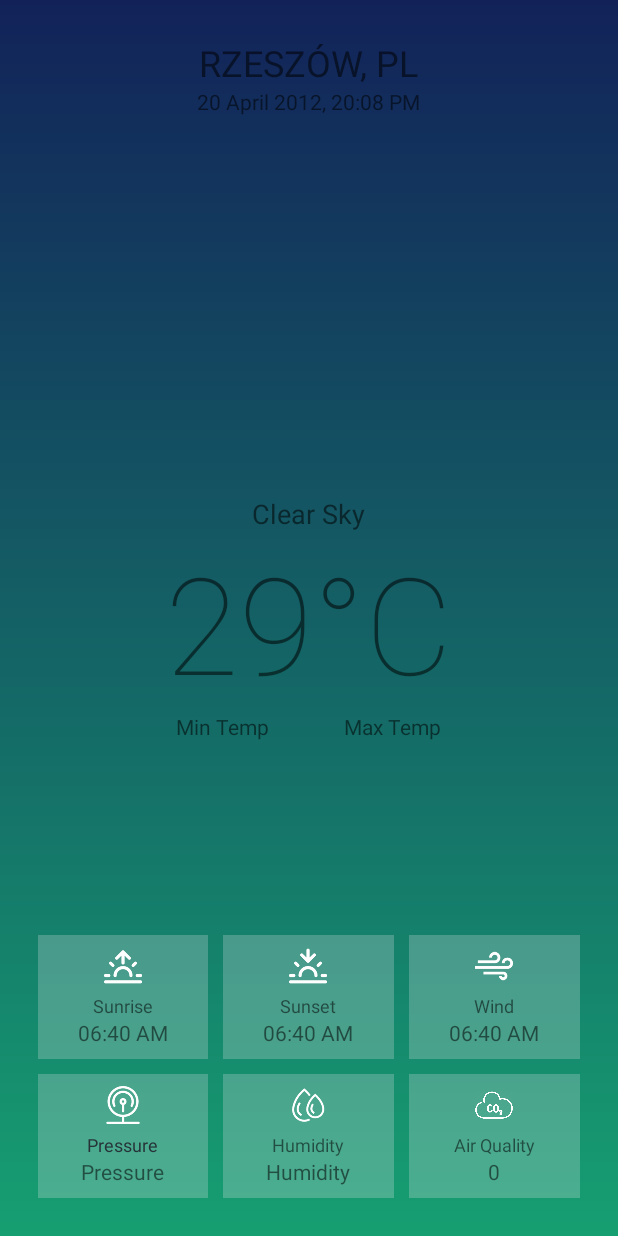
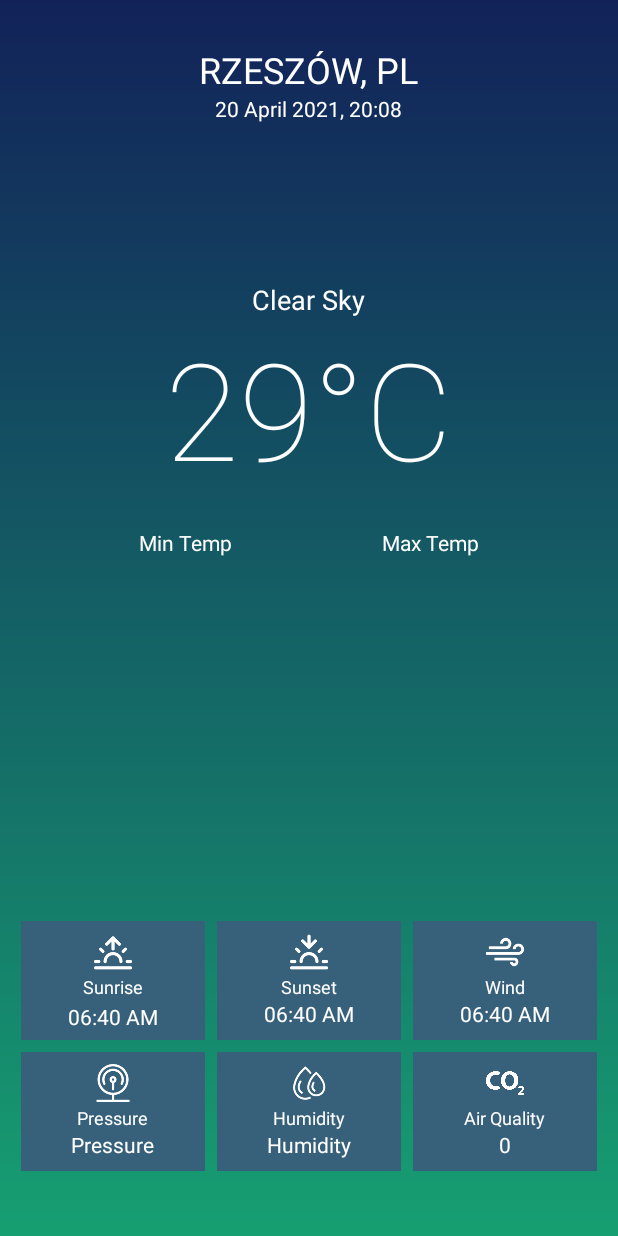
Before and after one commit to Krystian120413/WeatherApp, an Android app: the layout activity_main.xml on its own in the app's theme, with its tools: preview values and no code run, on a phone screen of 412 x 824 dp. Run offline under Robolectric (Android 15) with nearby library versions, the phone set to English and light mode, and no system bars; network calls fail.

Commit message:
Removed gradient, changed icons and colors, responsive gui

```diff
--- a/app/src/main/java/com/project/weatheraplication/MainActivity.kt
+++ b/app/src/main/java/com/project/weatheraplication/MainActivity.kt
@@ -96,12 +96,11 @@ class MainActivity : AppCompatActivity() {
                 findViewById<TextView>(R.id.wind).text = windSpeed
                 findViewById<TextView>(R.id.pressure).text = pressure
                 findViewById<TextView>(R.id.humidity).text = humidity
-                findViewById<TextView>(R.id.aqi).text = aqiLevel
 
                 /* Views populated, Hiding the loader, Showing the main design */
                 findViewById<ProgressBar>(R.id.loader).visibility = View.GONE
                 findViewById<RelativeLayout>(R.id.mainContainer).visibility = View.VISIBLE
-                airQualityGradient(aqiLevel.toInt())
+                airQuality(aqiLevel.toInt())
 
             } catch (e: Exception) {
                 findViewById<ProgressBar>(R.id.loader).visibility = View.GONE
@@ -110,56 +109,16 @@ class MainActivity : AppCompatActivity() {
 
         }
 
-        private fun airQualityGradient(level: Int) {
-            val gd = GradientDrawable()
-            gd.gradientType = GradientDrawable.LINEAR_GRADIENT
-            gd.orientation = GradientDrawable.Orientation.BOTTOM_TOP
-
+        @SuppressLint("SetTextI18n")
+        private fun airQuality(level: Int) {
             when (level) {
-                in 0..50 -> {
-                    gd.colors = intArrayOf(
-                        Color.rgb(0, 153, 102),
-                        Color.rgb(0, 183, 102),
-                    )
-                }
-                in 51..100 -> {
-                    gd.colors = intArrayOf(
-                        Color.rgb(255, 222, 51),
-                        Color.rgb(255, 182, 51)
-                    )
-                    findViewById<TextView>(R.id.aqi).setTextColor(Color.BLACK)
-                    findViewById<TextView>(R.id.airtext).setTextColor(Color.BLACK)
-                    findViewById<ImageView>(R.id.airicon).setColorFilter(Color.BLACK)
-                }
-                in 101..150 -> {
-                    gd.colors = intArrayOf(
-                        Color.rgb(255, 153, 51),
-                        Color.rgb(255, 123, 81)
-                    )
-                    findViewById<TextView>(R.id.aqi).setTextColor(Color.BLACK)
-                    findViewById<TextView>(R.id.airtext).setTextColor(Color.BLACK)
-                    findViewById<ImageView>(R.id.airicon).setColorFilter(Color.BLACK)
-                }
-                in 151..200 -> {
-                    gd.colors = intArrayOf(
-                        Color.rgb(204, 0, 51),
-                        Color.rgb(194, 0, 91)
-                    )
-                }
-                in 201..300 -> {
-                    gd.colors = intArrayOf(
-                        Color.rgb(102, 0, 153),
-                        Color.rgb(42, 0, 123)
-                    )
-                }
-                else -> {
-                    gd.colors = intArrayOf(
-                        Color.rgb(126, 0, 35),
-                        Color.rgb(96, 0, 65)
-                    )
-                }
+                in 0..50 -> findViewById<TextView>(R.id.aqi).text = "Good"
+                in 51..100 -> findViewById<TextView>(R.id.aqi).text = "Moderate"
+                in 101..150 -> findViewById<TextView>(R.id.aqi).text = "Unhealthy"
+                in 151..200 -> findViewById<TextView>(R.id.aqi).text = "Bad"
+                in 201..300 -> findViewById<TextView>(R.id.aqi).text = "Very Bad"
+                else -> findViewById<TextView>(R.id.aqi).text = "Hazardous"
             }
-            findViewById<LinearLayout>(R.id.aqiinfo).background = gd
         }
     }
 
--- a/app/src/main/res/layout/activity_main.xml
+++ b/app/src/main/res/layout/activity_main.xml
@@ -1,23 +1,34 @@
 <?xml version="1.0" encoding="utf-8"?>
 <RelativeLayout xmlns:android="http://schemas.android.com/apk/res/android"
     xmlns:app="http://schemas.android.com/apk/res-auto"
-    android:orientation="vertical"
     android:layout_width="match_parent"
     android:layout_height="match_parent"
-    android:padding="25sp"
-    android:background="@drawable/bg_gradient">
+    android:background="@drawable/bg_gradient"
+    android:orientation="vertical"
+    android:padding="2sp">
 
-    <RelativeLayout android:id="@+id/mainContainer" android:layout_width="match_parent"
-        android:layout_height="match_parent" android:visibility="visible">
-        <LinearLayout android:id="@+id/addressContainer" android:layout_width="match_parent"
-            android:layout_height="wrap_content" android:orientation="vertical"
-            android:gravity="center">
+    <RelativeLayout
+        android:id="@+id/mainContainer"
+        android:layout_width="match_parent"
+        android:layout_height="match_parent"
+        android:visibility="visible">
+
+
+        <LinearLayout
+            android:id="@+id/addressContainer"
+            android:layout_width="match_parent"
+            android:layout_height="wrap_content"
+            android:layout_alignParentTop="true"
+            android:layout_marginTop="28dp"
+            android:gravity="center"
+            android:orientation="vertical">
 
             <TextView
                 android:id="@+id/address"
                 android:layout_width="wrap_content"
                 android:layout_height="wrap_content"
                 android:text="@string/city"
+                android:textColor="#FFFFFF"
                 android:textSize="24sp" />
 
             <TextView
@@ -25,18 +36,28 @@
                 android:layout_width="wrap_content"
                 android:layout_height="wrap_content"
                 android:text="@string/date"
+                android:textColor="#FFFFFF"
                 android:textSize="14sp" />
         </LinearLayout>
 
+        <LinearLayout
+            android:id="@+id/overviewContainer"
+            android:layout_width="match_parent"
+            android:layout_height="264dp"
+            android:layout_above="@+id/detailsContainer"
+            android:layout_below="@+id/addressContainer"
+            android:layout_marginTop="105dp"
+            android:layout_marginBottom="72dp"
+            android:orientation="vertical">
 
-        <LinearLayout android:id="@+id/overviewContainer" android:layout_width="match_parent"
-            android:layout_height="wrap_content" android:orientation="vertical"
-            android:layout_centerInParent="true">
-
-            <TextView android:id="@+id/status" android:layout_width="wrap_content"
-                android:layout_height="wrap_content" android:textSize="18sp"
+            <TextView
+                android:id="@+id/status"
+                android:layout_width="wrap_content"
+                android:layout_height="wrap_content"
                 android:layout_gravity="center"
-                android:text="@string/clear_sky"/>
+                android:text="@string/clear_sky"
+                android:textColor="#FFFFFF"
+                android:textSize="18sp" />
 
             <TextView
                 android:id="@+id/temp"
@@ -45,37 +66,59 @@
                 android:layout_gravity="center"
                 android:fontFamily="sans-serif-thin"
                 android:text="@string/temp"
+                android:textColor="#FFFFFF"
                 android:textSize="90sp" />
 
-            <LinearLayout android:layout_width="match_parent" android:layout_height="wrap_content"
-                android:orientation="horizontal" android:gravity="center">
+            <LinearLayout
+                android:layout_width="match_parent"
+                android:layout_height="60dp"
+                android:gravity="center"
+                android:orientation="horizontal">
 
                 <TextView
                     android:id="@+id/temp_min"
                     android:layout_width="wrap_content"
                     android:layout_height="wrap_content"
-                    android:text="@string/min_temp" />
-                <Space android:layout_width="50sp" android:layout_height="wrap_content"/>
+                    android:layout_marginEnd="100sp"
+                    android:text="@string/min_temp"
+                    android:textColor="#FFFFFF" />
 
                 <TextView
                     android:id="@+id/temp_max"
                     android:layout_width="wrap_content"
                     android:layout_height="wrap_content"
-                    android:text="@string/max_temp" />
+                    android:text="@string/max_temp"
+                    android:textColor="#FFFFFF" />
             </LinearLayout>
 
         </LinearLayout>
 
+        <LinearLayout
+            android:id="@+id/detailsContainer"
+            android:layout_width="match_parent"
+            android:layout_height="wrap_content"
+            android:layout_alignParentBottom="true"
+            android:layout_marginBottom="41dp"
+            android:orientation="vertical">
 
-        <LinearLayout android:id="@+id/detailsContainer" android:layout_width="match_parent"
-            android:layout_height="wrap_content" android:orientation="vertical"
-            android:layout_alignParentBottom="true">
-            <LinearLayout android:layout_width="match_parent" android:layout_height="wrap_content"
-                android:orientation="horizontal" android:weightSum="3">
-                <LinearLayout android:layout_width="0sp" android:layout_height="wrap_content"
-                    android:orientation="vertical" android:layout_weight="1"
-                    android:gravity="center" android:padding="8sp"
-                    android:background="#3CF1EBF1">
+            <LinearLayout
+                android:layout_width="match_parent"
+                android:layout_height="wrap_content"
+                android:baselineAligned="false"
+                android:orientation="horizontal"
+                android:paddingStart="4sp"
+                android:paddingEnd="4sp"
+                android:weightSum="3">
+
+                <LinearLayout
+                    android:layout_width="0sp"
+                    android:layout_height="match_parent"
+                    android:layout_marginStart="8sp"
+                    android:layout_weight="1"
+                    android:background="#37617B"
+                    android:gravity="center"
+                    android:orientation="vertical"
+                    android:padding="8sp">
 
                     <ImageView
                         android:layout_width="25sp"
@@ -83,22 +126,34 @@
                         android:contentDescription="@string/sunrise"
                         android:src="@drawable/sunrise"
                         app:tint="#FFFFFF" />
-                    <Space android:layout_width="wrap_content" android:layout_height="5sp"/>
-                    <TextView android:layout_width="wrap_content" android:layout_height="wrap_content"
-                        android:textSize="12sp" android:text="@string/sunrise"/>
+
+                    <TextView
+                        android:layout_width="wrap_content"
+                        android:layout_height="wrap_content"
+                        android:padding="2sp"
+                        android:text="@string/sunrise"
+                        android:textColor="#FFFFFF"
+                        android:textSize="12sp" />
 
                     <TextView
                         android:id="@+id/sunrise"
                         android:layout_width="wrap_content"
                         android:layout_height="wrap_content"
                         android:text="@string/time"
+                        android:textColor="#FFFFFF"
                         android:textSize="14sp" />
                 </LinearLayout>
-                <Space android:layout_width="10sp" android:layout_height="wrap_content"/>
-                <LinearLayout android:layout_width="0sp" android:layout_height="wrap_content"
-                    android:orientation="vertical" android:layout_weight="1"
-                    android:gravity="center" android:padding="8sp"
-                    android:background="#3CF1EBF1">
+
+                <LinearLayout
+                    android:layout_width="0sp"
+                    android:layout_height="match_parent"
+                    android:layout_marginStart="8sp"
+                    android:layout_marginEnd="8sp"
+                    android:layout_weight="1"
+                    android:background="#37617B"
+                    android:gravity="center"
+                    android:orientation="vertical"
+                    android:padding="8sp">
 
                     <ImageView
                         android:layout_width="25sp"
@@ -106,22 +161,33 @@
                         android:contentDescription="@string/sunset"
                         android:src="@drawable/sunset"
                         app:tint="#FFFFFF" />
-                    <Space android:layout_width="wrap_content" android:layout_height="5sp"/>
-                    <TextView android:layout_width="wrap_content" android:layout_height="wrap_content"
-                        android:textSize="12sp" android:text="@string/sunset"/>
+
+                    <TextView
+                        android:layout_width="wrap_content"
+                        android:layout_height="wrap_content"
+                        android:paddingTop="2sp"
+                        android:text="@string/sunset"
+                        android:textColor="#FFFFFF"
+                        android:textSize="12sp" />
 
                     <TextView
                         android:id="@+id/sunset"
                         android:layout_width="wrap_content"
                         android:layout_height="wrap_content"
                         android:text="@string/time"
+                        android:textColor="#FFFFFF"
                         android:textSize="14sp" />
                 </LinearLayout>
-                <Space android:layout_width="10sp" android:layout_height="wrap_content"/>
-                <LinearLayout android:layout_width="0sp" android:layout_height="wrap_content"
-                    android:orientation="vertical" android:layout_weight="1"
-                    android:gravity="center" android:padding="8sp"
-                    android:background="#3CF1EBF1">
+
+                <LinearLayout
+                    android:layout_width="0sp"
+                    android:layout_height="wrap_content"
+                    android:layout_marginEnd="8sp"
+                    android:layout_weight="1"
+                    android:background="#37617B"
+                    android:gravity="center"
+                    android:orientation="vertical"
+                    android:padding="8sp">
 
                     <ImageView
                         android:layout_width="25sp"
@@ -129,27 +195,44 @@
                         android:contentDescription="@string/wind"
                         android:src="@drawable/wind"
                         app:tint="#FFFFFF" />
-                    <Space android:layout_width="wrap_content" android:layout_height="5sp"/>
-                    <TextView android:layout_width="wrap_content" android:layout_height="wrap_content"
-                        android:textSize="12sp" android:text="@string/wind"/>
+
+                    <TextView
+                        android:layout_width="wrap_content"
+                        android:layout_height="wrap_content"
+                        android:paddingTop="2sp"
+                        android:text="@string/wind"
+                        android:textColor="#FFFFFF"
+                        android:textSize="12sp" />
 
                     <TextView
                         android:id="@+id/wind"
                         android:layout_width="wrap_content"
                         android:layout_height="wrap_content"
                         android:text="@string/time"
+                        android:textColor="#FFFFFF"
                         android:textSize="14sp" />
                 </LinearLayout>
             </LinearLayout>
 
-            <Space android:layout_width="wrap_content" android:layout_height="10sp"/>
+            <LinearLayout
+                android:layout_width="match_parent"
+                android:layout_height="wrap_content"
+                android:layout_marginTop="8sp"
+                android:baselineAligned="false"
+                android:orientation="horizontal"
+                android:paddingStart="4sp"
+                android:paddingEnd="4sp"
+                android:weightSum="3">
 
-            <LinearLayout android:layout_width="match_parent" android:layout_height="wrap_content"
-                android:orientation="horizontal" android:weightSum="3">
-                <LinearLayout android:layout_width="0sp" android:layout_height="wrap_content"
-                    android:orientation="vertical" android:layout_weight="1"
-                    android:gravity="center" android:padding="8sp"
-                    android:background="#3CF1EBF1">
+                <LinearLayout
+                    android:layout_width="0sp"
+                    android:layout_height="wrap_content"
+                    android:layout_marginStart="8sp"
+                    android:layout_weight="1"
+                    android:background="#37617B"
+                    android:gravity="center"
+                    android:orientation="vertical"
+                    android:padding="8sp">
 
                     <ImageView
                         android:layout_width="25sp"
@@ -157,13 +240,13 @@
                         android:contentDescription="@string/pressure"
                         android:src="@drawable/pressure"
                         app:tint="#FFFFFF" />
-                    <Space android:layout_width="wrap_content" android:layout_height="5sp"/>
 
                     <TextView
                         android:layout_width="wrap_content"
                         android:layout_height="wrap_content"
+                        android:paddingTop="2sp"
                         android:text="@string/pressure"
-                        android:textColor="#263238"
+                        android:textColor="#FFFFFF"
                         android:textSize="12sp" />
 
                     <TextView
@@ -171,13 +254,20 @@
                         android:layout_width="wrap_content"
                         android:layout_height="wrap_content"
                         android:text="@string/pressure"
+                        android:textColor="#FFFFFF"
                         android:textSize="14sp" />
                 </LinearLayout>
-                <Space android:layout_width="10sp" android:layout_height="wrap_content"/>
-                <LinearLayout android:layout_width="0sp" android:layout_height="wrap_content"
-                    android:orientation="vertical" android:layout_weight="1"
-                    android:gravity="center" android:padding="8sp"
-                    android:background="#3CF1EBF1">
+
+                <LinearLayout
+                    android:layout_width="0sp"
+                    android:layout_height="wrap_content"
+                    android:layout_marginStart="8sp"
+                    android:layout_marginEnd="8sp"
+                    android:layout_weight="1"
+                    android:background="#37617B"
+                    android:gravity="center"
+                    android:orientation="vertical"
+                    android:padding="8sp">
 
                     <ImageView
                         android:layout_width="25sp"
@@ -185,25 +275,31 @@
                         android:contentDescription="@string/humidity"
                         android:src="@drawable/humidity"
                         app:tint="#FFFFFF" />
-                    <Space android:layout_width="wrap_content" android:layout_height="5sp"/>
-                    <TextView android:layout_width="wrap_content" android:layout_height="wrap_content"
-                        android:textSize="12sp" android:text="@string/humidity"/>
+
+                    <TextView
+                        android:layout_width="wrap_content"
+                        android:layout_height="match_parent"
+                        android:paddingTop="2sp"
+                        android:text="@string/humidity"
+                        android:textColor="#FFFFFF"
+                        android:textSize="12sp" />
 
                     <TextView
                         android:id="@+id/humidity"
                         android:layout_width="wrap_content"
                         android:layout_height="wrap_content"
                         android:text="@string/humidity"
+                        android:textColor="#FFFFFF"
                         android:textSize="14sp" />
                 </LinearLayout>
-                <Space android:layout_width="10sp" android:layout_height="wrap_content"/>
 
                 <LinearLayout
                     android:id="@+id/aqiinfo"
                     android:layout_width="0sp"
                     android:layout_height="wrap_content"
+                    android:layout_marginEnd="8sp"
                     android:layout_weight="1"
-                    android:background="#3CF1EBF1"
+                    android:background="#37617B"
                     android:gravity="center"
                     android:orientation="vertical"
                     android:padding="8sp">
@@ -213,18 +309,16 @@
                         android:layout_width="25sp"
                         android:layout_height="25sp"
                         android:contentDescription="@string/air_quality"
-                        android:src="@drawable/airquality2"
+                        android:src="@drawable/air"
                         app:tint="#FFFFFF" />
-
-                    <Space
-                        android:layout_width="wrap_content"
-                        android:layout_height="5sp" />
 
                     <TextView
                         android:id="@+id/airtext"
                         android:layout_width="wrap_content"
                         android:layout_height="wrap_content"
+                        android:paddingTop="2sp"
                         android:text="@string/air_quality"
+                        android:textColor="#FFFFFF"
                         android:textSize="12sp" />
 
                     <TextView
@@ -232,20 +326,30 @@
                         android:layout_width="wrap_content"
                         android:layout_height="wrap_content"
                         android:text="@string/aqi"
+                        android:textColor="#FFFFFF"
                         android:textSize="14sp" />
+
                 </LinearLayout>
+
             </LinearLayout>
         </LinearLayout>
     </RelativeLayout>
 
 
-    <ProgressBar android:id="@+id/loader" android:layout_width="wrap_content"
-        android:layout_height="wrap_content" android:layout_centerInParent="true"
-        android:visibility="gone"/>
+    <ProgressBar
+        android:id="@+id/loader"
+        android:layout_width="wrap_content"
+        android:layout_height="wrap_content"
+        android:layout_centerInParent="true"
+        android:visibility="gone" />
 
-    <TextView android:id="@+id/errorText" android:layout_width="wrap_content"
-        android:layout_height="wrap_content" android:layout_centerInParent="true"
-        android:visibility="gone" android:text="@string/something_went_wrong"/>
+    <TextView
+        android:id="@+id/errorText"
+        android:layout_width="wrap_content"
+        android:layout_height="wrap_content"
+        android:layout_centerInParent="true"
+        android:text="@string/something_went_wrong"
+        android:visibility="gone" />
 
 
 </RelativeLayout>
--- a/app/src/main/res/values/strings.xml
+++ b/app/src/main/res/values/strings.xml
@@ -10,7 +10,7 @@
     <string name="aqi">0</string>
     <string name="something_went_wrong">Something went wrong</string>
     <string name="time">06:40 AM</string>
-    <string name="date">20 April 2012, 20:08 PM</string>
+    <string name="date">20 April 2021, 20:08</string>
     <string name="clear_sky">Clear Sky</string>
     <string name="max_temp">Max Temp</string>
     <string name="min_temp">Min Temp</string>
```
Also changed, not shown: app/src/main/res/drawable/air.png (added), app/src/main/res/drawable/airquality.png, app/src/main/res/drawable/airquality2.png (deleted).
